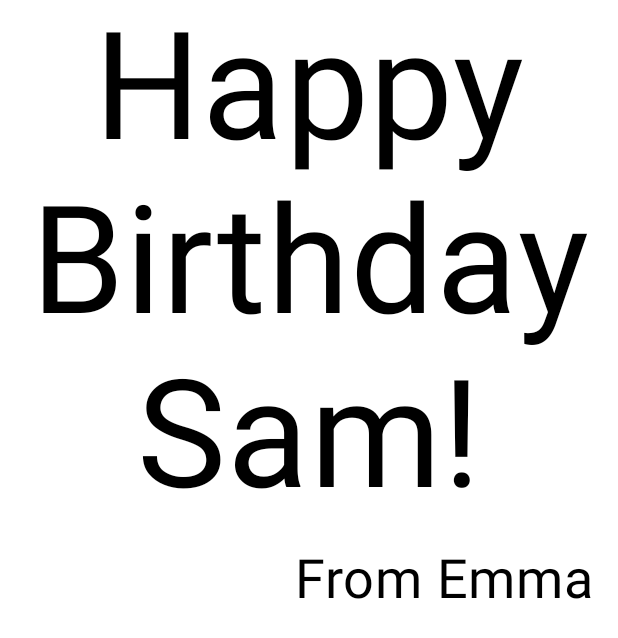
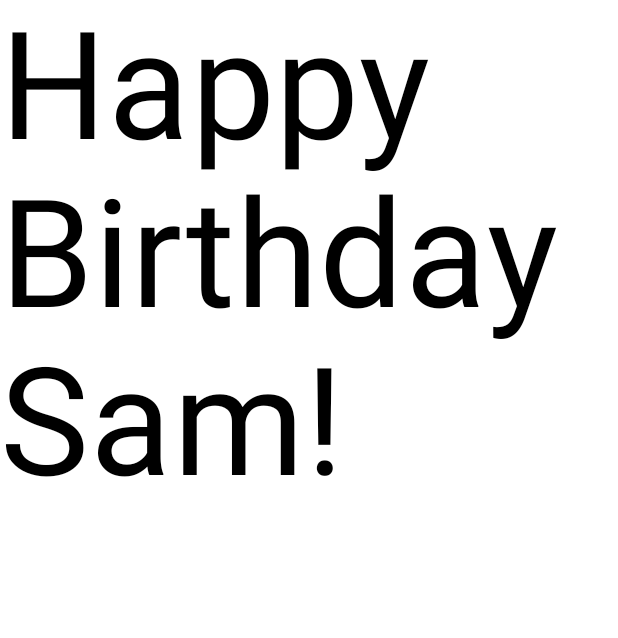
Before and after one commit to das-dipankar/testHappyBirthdayApp, an Android app built with Jetpack Compose: the @Preview function BirthdayCardPreview, on a phone screen of 412 x 824 dp. Shown: the top 638 px of the screen. Run offline under Robolectric (Android 15) with nearby library versions, the phone set to English and light mode, and no system bars.

Commit message:
updated text size

```diff
--- a/app/src/main/java/com/example/happybirthday/MainActivity.kt
+++ b/app/src/main/java/com/example/happybirthday/MainActivity.kt
@@ -42,30 +42,18 @@ class MainActivity : ComponentActivity() {
 
 @Composable
 fun GreetingText(message: String, from: String, modifier: Modifier = Modifier) {
-    Column(
-        verticalArrangement = Arrangement.Center,
-        modifier = modifier
-    ) {
-        Text(
-            text = message,
-            fontSize = 100.sp,
-            lineHeight = 116.sp,
-            textAlign = TextAlign.Center
-        )
-        Text(
-            text = from,
-            fontSize = 36.sp,
-            modifier = Modifier
-                .padding(16.dp)
-                .align(alignment = Alignment.End)
-        )
-    }
+    Text(
+        text = message,
+        fontSize = 100.sp,
+        lineHeight = 112.sp,
+    )
 }
 
-@Preview(showBackground = true)
+//@Preview(showBackground = true )
+@Preview(showBackground = true, showSystemUi = true, name = "Dipankar" )
 @Composable
 fun BirthdayCardPreview() {
     HappyBirthdayTheme {
-        GreetingText(message = "Happy Birthday Sam!", from = "From Emma")
+        GreetingText(message = "Happy Birthday Sam!", from = "From Emma", modifier = Modifier.padding(8.dp))
     }
 }
```
